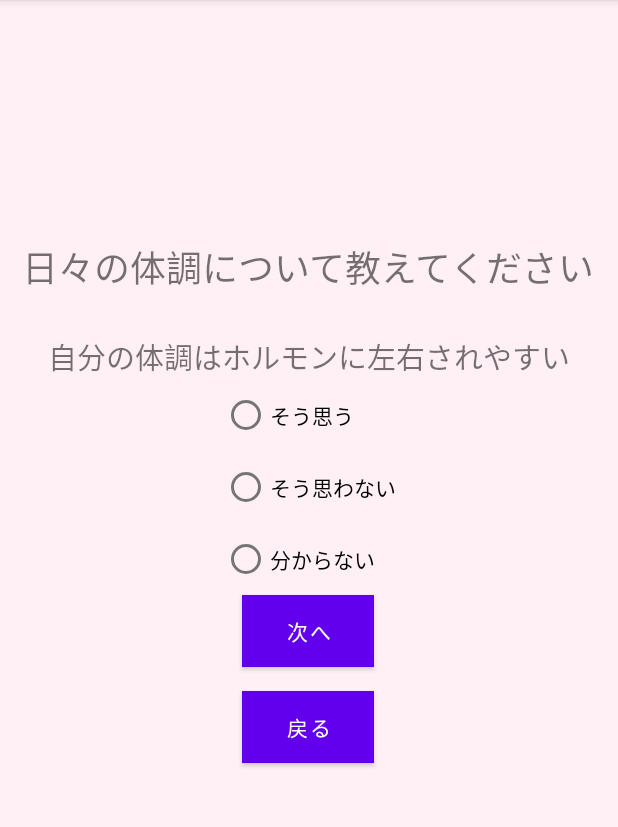
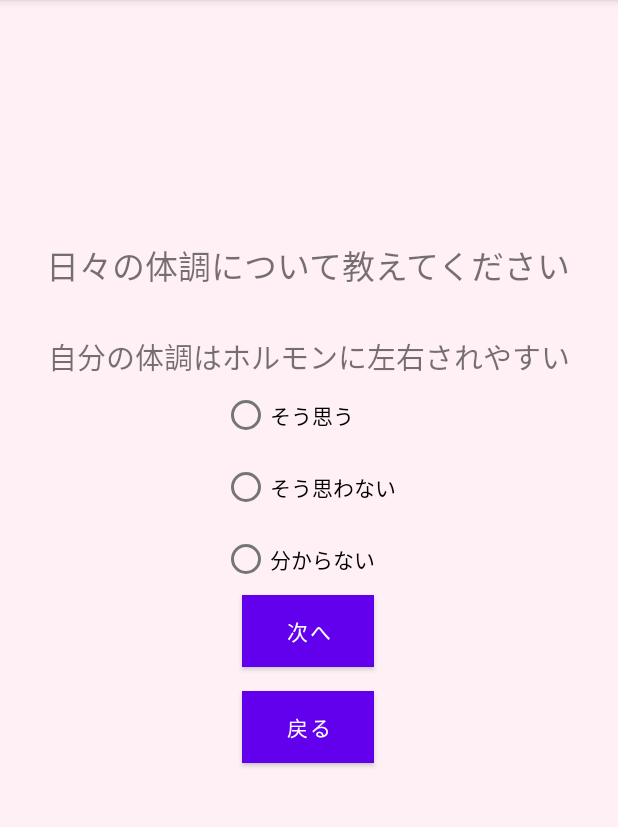
Before and after one commit to ayatakeishi/Imatsurai, an Android app: the DefaultConditionActivity screen opened directly, with no data from a screen before it, on a phone screen of 412 x 824 dp, the part 84-911 px from its top. Run offline under Robolectric (Android 15) with nearby library versions, the phone set to English and light mode, and no system bars.

Commit message:
解決法「対活」のkotlinとxmlのコードを若干変えた、が、殆ど同じ。

```diff
--- a/app/src/main/java/jp/techacademy/aya/takeishi/imatsurai/ChatActivity.kt
+++ b/app/src/main/java/jp/techacademy/aya/takeishi/imatsurai/ChatActivity.kt
@@ -14,7 +14,7 @@ class ChatActivity : AppCompatActivity() {
         // ボタンのクリックリスナーを設定
         val backToMainButton = findViewById<Button>(R.id.backToMainButton)
         backToMainButton.setOnClickListener {
-            val intent = Intent(this, MainActivity::class.java)
+            val intent = Intent(this, MenuSelectActivity::class.java)
             startActivity(intent)
             finish() // 現在のアクティビティを終了
 
--- a/app/src/main/java/jp/techacademy/aya/takeishi/imatsurai/CounselingConfActivity.kt
+++ b/app/src/main/java/jp/techacademy/aya/takeishi/imatsurai/CounselingConfActivity.kt
@@ -22,7 +22,7 @@ class CounselingConfActivity : AppCompatActivity() {
         // ボタンのクリックリスナーを設定
         val backToMainButton = findViewById<Button>(R.id.backToMainButton)
         backToMainButton.setOnClickListener {
-            val intent = Intent(this, MainActivity::class.java)
+            val intent = Intent(this, MenuSelectActivity::class.java)
             startActivity(intent)
             finish() // 現在のアクティビティを終了
         }
--- a/app/src/main/res/layout/activity_default_condition.xml
+++ b/app/src/main/res/layout/activity_default_condition.xml
@@ -14,7 +14,7 @@
         android:layout_marginTop="160dp"
         android:gravity="center"
         android:text="日々の体調について教えてください"
-        android:textSize="24sp"
+        android:textSize="22sp"
         app:layout_constraintHorizontal_bias="0.498"
         app:layout_constraintLeft_toLeftOf="parent"
         app:layout_constraintRight_toRightOf="parent"
--- a/app/src/main/res/layout/activity_resolution_bathsoap.xml
+++ b/app/src/main/res/layout/activity_resolution_bathsoap.xml
@@ -32,7 +32,7 @@
     <WebView
         android:id="@+id/webView"
         android:layout_width="0dp"
-        android:layout_height="0dp"
+        android:layout_height="600dp"
         app:layout_constraintTop_toBottomOf="@id/linkTextView"
         app:layout_constraintBottom_toTopOf="@id/returnButton"
         app:layout_constraintStart_toStartOf="parent"
--- a/app/src/main/res/layout/activity_resolution_hotyoga.xml
+++ b/app/src/main/res/layout/activity_resolution_hotyoga.xml
@@ -34,7 +34,7 @@
     <WebView
         android:id="@+id/webView"
         android:layout_width="0dp"
-        android:layout_height="0dp"
+        android:layout_height="600dp"
         app:layout_constraintTop_toBottomOf="@id/linkTextView"
         app:layout_constraintBottom_toTopOf="@id/returnButton"
         app:layout_constraintStart_toStartOf="parent"
--- a/app/src/main/res/layout/activity_resolution_tears.xml
+++ b/app/src/main/res/layout/activity_resolution_tears.xml
@@ -39,7 +39,7 @@
     <WebView
         android:id="@+id/webView"
         android:layout_width="0dp"
-        android:layout_height="0dp"
+        android:layout_height="600dp"
         app:layout_constraintTop_toBottomOf="@id/linkTextView"
         app:layout_constraintBottom_toTopOf="@id/returnButton"
         app:layout_constraintStart_toStartOf="parent"
```
